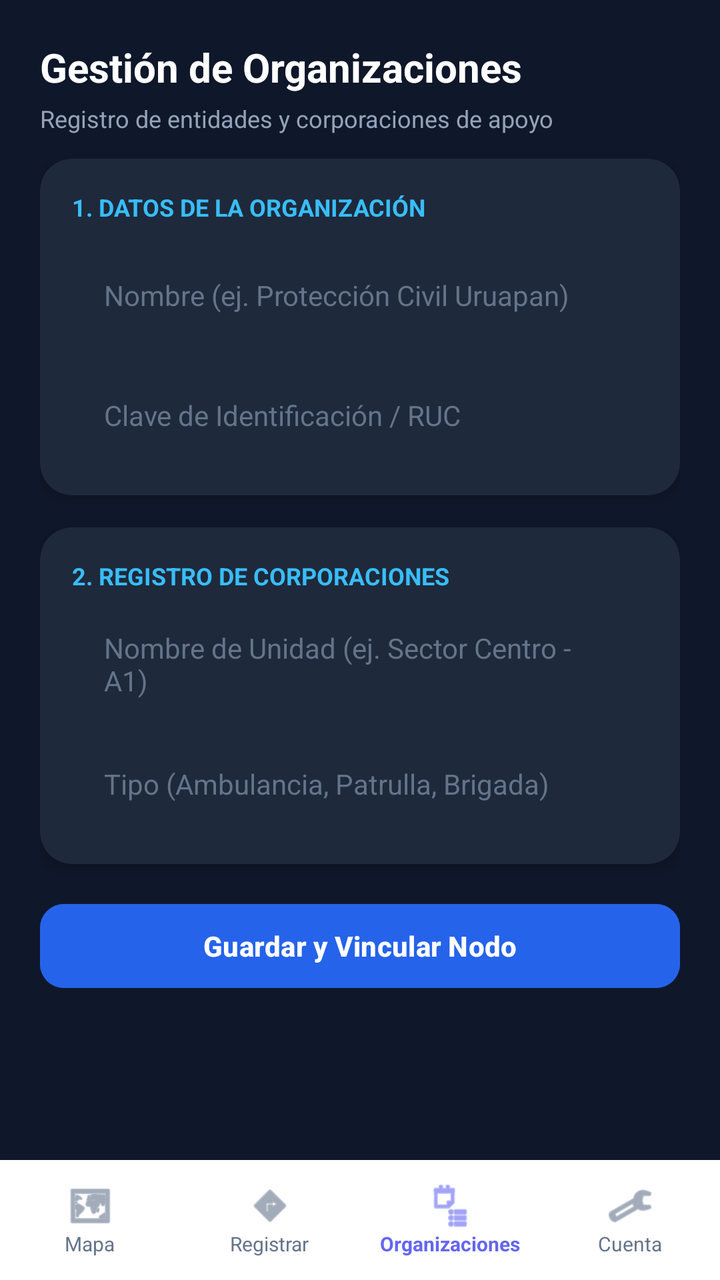
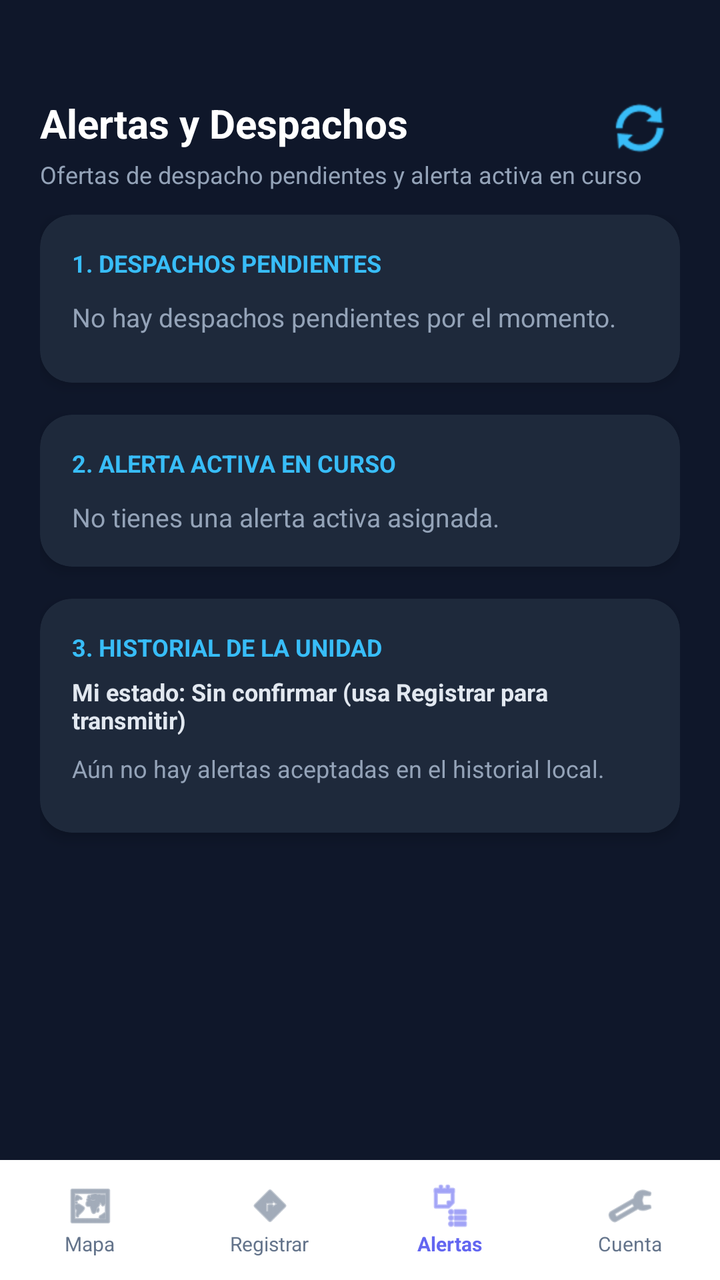

Compare the two renders of this Android layout. The source of the first and the diff that turns it into the second are given below.
<!-- AndroidManifest.xml: application theme Theme.BrigadaUruapanClient -->
<!-- res/layout/activity_organizaciones.xml -->
<?xml version="1.0" encoding="utf-8"?>
<androidx.constraintlayout.widget.ConstraintLayout xmlns:android="http://schemas.android.com/apk/res/android"
    xmlns:app="http://schemas.android.com/apk/res-auto"
    xmlns:tools="http://schemas.android.com/tools"
    android:id="@+id/main"
    android:layout_width="match_parent"
    android:layout_height="match_parent"
    android:background="#0F172A"
    tools:context=".OrganizacionesActivity">

    
    <TextView
        android:id="@+id/tvOrgTitle"
        android:layout_width="wrap_content"
        android:layout_height="wrap_content"
        android:layout_marginStart="20dp"
        android:layout_marginTop="20dp"
        android:text="Gestión de Organizaciones"
        android:textColor="@android:color/white"
        android:textSize="20sp"
        android:textStyle="bold"
        app:layout_constraintStart_toStartOf="parent"
        app:layout_constraintTop_toTopOf="parent" />

    <TextView
        android:id="@+id/tvOrgSubtitle"
        android:layout_width="wrap_content"
        android:layout_height="wrap_content"
        android:layout_marginStart="20dp"
        android:layout_marginTop="4dp"
        android:text="Registro de entidades y corporaciones de apoyo"
        android:textColor="#94A3B8"
        android:textSize="12sp"
        app:layout_constraintStart_toStartOf="parent"
        app:layout_constraintTop_toBottomOf="@id/tvOrgTitle" />

    
    <ScrollView
        android:layout_width="0dp"
        android:layout_height="0dp"
        android:layout_marginTop="12dp"
        android:clipToPadding="false"
        android:fillViewport="true"
        android:paddingBottom="24dp"
        app:layout_constraintBottom_toTopOf="@id/bottomNav"
        app:layout_constraintEnd_toEndOf="parent"
        app:layout_constraintStart_toStartOf="parent"
        app:layout_constraintTop_toBottomOf="@id/tvOrgSubtitle">

        <LinearLayout
            android:layout_width="match_parent"
            android:layout_height="wrap_content"
            android:orientation="vertical"
            android:paddingHorizontal="20dp"
            android:paddingBottom="32dp">

            
            <androidx.cardview.widget.CardView
                android:layout_width="match_parent"
                android:layout_height="wrap_content"
                android:layout_marginBottom="16dp"
                app:cardBackgroundColor="#1E293B"
                app:cardCornerRadius="16dp"
                app:cardElevation="4dp">

                <LinearLayout
                    android:layout_width="match_parent"
                    android:layout_height="wrap_content"
                    android:orientation="vertical"
                    android:padding="16dp">

                    <TextView
                        android:layout_width="wrap_content"
                        android:layout_height="wrap_content"
                        android:text="1. DATOS DE LA ORGANIZACIÓN"
                        android:textColor="#38BDF8"
                        android:textSize="12sp"
                        android:textStyle="bold" />

                    <EditText
                        android:id="@+id/etNombreOrg"
                        android:layout_width="match_parent"
                        android:layout_height="48dp"
                        android:layout_marginTop="12dp"
                        android:background="@drawable/search_background"
                        android:hint="Nombre (ej. Protección Civil Uruapan)"
                        android:paddingHorizontal="16dp"
                        android:textColor="@android:color/white"
                        android:textColorHint="#64748B"
                        android:textSize="14sp" />

                    <EditText
                        android:id="@+id/etClaveOrg"
                        android:layout_width="match_parent"
                        android:layout_height="48dp"
                        android:layout_marginTop="12dp"
                        android:background="@drawable/search_background"
                        android:hint="Clave de Identificación / RUC"
                        android:paddingHorizontal="16dp"
                        android:textColor="@android:color/white"
                        android:textColorHint="#64748B"
                        android:textSize="14sp" />
                </LinearLayout>
            </androidx.cardview.widget.CardView>

            
            <androidx.cardview.widget.CardView
                android:layout_width="match_parent"
                android:layout_height="wrap_content"
                android:layout_marginBottom="16dp"
                app:cardBackgroundColor="#1E293B"
                app:cardCornerRadius="16dp"
                app:cardElevation="4dp">

                <LinearLayout
                    android:layout_width="match_parent"
                    android:layout_height="wrap_content"
                    android:orientation="vertical"
                    android:padding="16dp">

                    <TextView
                        android:layout_width="wrap_content"
                        android:layout_height="wrap_content"
                        android:text="2. REGISTRO DE CORPORACIONES"
                        android:textColor="#38BDF8"
                        android:textSize="12sp"
                        android:textStyle="bold" />

                    <EditText
                        android:id="@+id/etNombreCorp"
                        android:layout_width="match_parent"
                        android:layout_height="48dp"
                        android:layout_marginTop="12dp"
                        android:background="@drawable/search_background"
                        android:hint="Nombre de Unidad (ej. Sector Centro - A1)"
                        android:paddingHorizontal="16dp"
                        android:textColor="@android:color/white"
                        android:textColorHint="#64748B"
                        android:textSize="14sp" />

                    <EditText
                        android:id="@+id/etTipoUnidad"
                        android:layout_width="match_parent"
                        android:layout_height="48dp"
                        android:layout_marginTop="12dp"
                        android:background="@drawable/search_background"
                        android:hint="Tipo (Ambulancia, Patrulla, Brigada)"
                        android:paddingHorizontal="16dp"
                        android:textColor="@android:color/white"
                        android:textColorHint="#64748B"
                        android:textSize="14sp" />
                </LinearLayout>
            </androidx.cardview.widget.CardView>

            
            <Button
                android:id="@+id/btnGuardarOrg"
                android:layout_width="match_parent"
                android:layout_height="50dp"
                android:layout_marginBottom="16dp"
                android:backgroundTint="#2563EB"
                android:text="Guardar y Vincular Nodo"
                android:textColor="@android:color/white"
                android:textStyle="bold"
                app:cornerRadius="12dp" />

        </LinearLayout>
    </ScrollView>

    
    <LinearLayout
        android:id="@+id/bottomNav"
        android:layout_width="0dp"
        android:layout_height="60dp"
        android:background="@android:color/white"
        android:orientation="horizontal"
        app:layout_constraintBottom_toBottomOf="parent"
        app:layout_constraintEnd_toEndOf="parent"
        app:layout_constraintStart_toStartOf="parent">

        
        <LinearLayout
            android:id="@+id/tabMapa"
            android:layout_width="0dp"
            android:layout_height="match_parent"
            android:layout_weight="1"
            android:clickable="true"
            android:focusable="true"
            android:gravity="center"
            android:orientation="vertical">
            <ImageView
                android:layout_width="24dp"
                android:layout_height="24dp"
                android:src="@android:drawable/ic_menu_mapmode"
                app:tint="#64748B" />
            <TextView
                android:layout_width="wrap_content"
                android:layout_height="wrap_content"
                android:text="Mapa"
                android:textColor="#64748B"
                android:textSize="10sp" />
        </LinearLayout>

        
        <LinearLayout
            android:id="@+id/tabRegistrarUnidad"
            android:layout_width="0dp"
            android:layout_height="match_parent"
            android:layout_weight="1"
            android:clickable="true"
            android:focusable="true"
            android:gravity="center"
            android:orientation="vertical">
            <ImageView
                android:layout_width="24dp"
                android:layout_height="24dp"
                android:src="@android:drawable/ic_menu_directions"
                app:tint="#64748B" />
            <TextView
                android:layout_width="wrap_content"
                android:layout_height="wrap_content"
                android:text="Registrar"
                android:textColor="#64748B"
                android:textSize="10sp" />
        </LinearLayout>

        
        <LinearLayout
            android:id="@+id/tabOrganizaciones"
            android:layout_width="0dp"
            android:layout_height="match_parent"
            android:layout_weight="1"
            android:clickable="true"
            android:focusable="true"
            android:gravity="center"
            android:orientation="vertical">
            <ImageView
                android:layout_width="24dp"
                android:layout_height="24dp"
                android:src="@android:drawable/ic_menu_agenda"
                app:tint="#6366F1" />
            <TextView
                android:layout_width="wrap_content"
                android:layout_height="wrap_content"
                android:text="Organizaciones"
                android:textColor="#6366F1"
                android:textSize="10sp"
                android:textStyle="bold" />
        </LinearLayout>

        
        <LinearLayout
            android:id="@+id/tabCuenta"
            android:layout_width="0dp"
            android:layout_height="match_parent"
            android:layout_weight="1"
            android:clickable="true"
            android:focusable="true"
            android:gravity="center"
            android:orientation="vertical">
            <ImageView
                android:layout_width="24dp"
                android:layout_height="24dp"
                android:src="@android:drawable/ic_menu_manage"
                app:tint="#64748B" />
            <TextView
                android:layout_width="wrap_content"
                android:layout_height="wrap_content"
                android:text="Cuenta"
                android:textColor="#64748B"
                android:textSize="10sp" />
        </LinearLayout>

    </LinearLayout>

</androidx.constraintlayout.widget.ConstraintLayout>
<!-- resources referenced by this layout -->
<resources>
  <!-- drawable search_background (drawable) -->
  <?xml version="1.0" encoding="utf-8"?>
  <shape xmlns:android="http://schemas.android.com/apk/res/android">
      <solid android:color="#1E293B" />
      <corners android:radius="12dp" />
  </shape>
  <style name="Theme.BrigadaUruapanClient" parent="Base.Theme.BrigadaUruapanClient" />
  <style name="Base.Theme.BrigadaUruapanClient" parent="Theme.Material3.DayNight.NoActionBar">
          
          
      </style>
</resources>

<!-- the commit's change to res/layout/activity_organizaciones.xml (unified diff, before → after) -->
@@ -11,26 +11,43 @@
     
     <TextView
         android:id="@+id/tvOrgTitle"
-        android:layout_width="wrap_content"
+        android:layout_width="0dp"
         android:layout_height="wrap_content"
         android:layout_marginStart="20dp"
-        android:layout_marginTop="20dp"
-        android:text="Gestión de Organizaciones"
+        android:layout_marginTop="48dp"
+        android:layout_marginEnd="12dp"
+        android:text="Alertas y Despachos"
         android:textColor="@android:color/white"
         android:textSize="20sp"
         android:textStyle="bold"
+        app:layout_constraintEnd_toStartOf="@id/btnRefreshAlerts"
         app:layout_constraintStart_toStartOf="parent"
         app:layout_constraintTop_toTopOf="parent" />
 
+    <ImageButton
+        android:id="@+id/btnRefreshAlerts"
+        android:layout_width="40dp"
+        android:layout_height="40dp"
+        android:layout_marginTop="44dp"
+        android:layout_marginEnd="20dp"
+        android:background="?attr/selectableItemBackgroundBorderless"
+        android:contentDescription="Actualizar despachos y alertas"
+        android:src="@android:drawable/ic_popup_sync"
+        app:layout_constraintEnd_toEndOf="parent"
+        app:layout_constraintTop_toTopOf="parent"
+        app:tint="#38BDF8" />
+
     <TextView
         android:id="@+id/tvOrgSubtitle"
-        android:layout_width="wrap_content"
+        android:layout_width="0dp"
         android:layout_height="wrap_content"
         android:layout_marginStart="20dp"
         android:layout_marginTop="4dp"
-        android:text="Registro de entidades y corporaciones de apoyo"
+        android:layout_marginEnd="20dp"
+        android:text="Ofertas de despacho pendientes y alerta activa en curso"
         android:textColor="#94A3B8"
         android:textSize="12sp"
+        app:layout_constraintEnd_toEndOf="parent"
         app:layout_constraintStart_toStartOf="parent"
         app:layout_constraintTop_toBottomOf="@id/tvOrgTitle" />
 
@@ -70,41 +87,36 @@
                     android:padding="16dp">
 
                     <TextView
+                        android:id="@+id/tvPendingSectionTitle"
                         android:layout_width="wrap_content"
                         android:layout_height="wrap_content"
-                        android:text="1. DATOS DE LA ORGANIZACIÓN"
+                        android:text="1. DESPACHOS PENDIENTES"
                         android:textColor="#38BDF8"
                         android:textSize="12sp"
                         android:textStyle="bold" />
 
-                    <EditText
-                        android:id="@+id/etNombreOrg"
-                        android:layout_width="match_parent"
-                        android:layout_height="48dp"
-                        android:layout_marginTop="12dp"
-                        android:background="@drawable/search_background"
-                        android:hint="Nombre (ej. Protección Civil Uruapan)"
-                        android:paddingHorizontal="16dp"
-                        android:textColor="@android:color/white"
-                        android:textColorHint="#64748B"
-                        android:textSize="14sp" />
-
-                    <EditText
-                        android:id="@+id/etClaveOrg"
-                        android:layout_width="match_parent"
-                        android:layout_height="48dp"
-                        android:layout_marginTop="12dp"
-                        android:background="@drawable/search_background"
-                        android:hint="Clave de Identificación / RUC"
-                        android:paddingHorizontal="16dp"
-                        android:textColor="@android:color/white"
-                        android:textColorHint="#64748B"
-                        android:textSize="14sp" />
+                    <TextView
+                        android:id="@+id/tvEmptyPending"
+                        android:layout_width="match_parent"
+                        android:layout_height="wrap_content"
+                        android:layout_marginTop="10dp"
+                        android:text="No hay despachos pendientes por el momento."
+                        android:textColor="#94A3B8"
+                        android:textSize="13sp" />
+
+                    <LinearLayout
+                        android:id="@+id/layoutPendingDispatchesContainer"
+                        android:layout_width="match_parent"
+                        android:layout_height="wrap_content"
+                        android:layout_marginTop="8dp"
+                        android:orientation="vertical" />
+
                 </LinearLayout>
             </androidx.cardview.widget.CardView>
 
             
             <androidx.cardview.widget.CardView
+                android:id="@+id/cardActiveAlert"
                 android:layout_width="match_parent"
                 android:layout_height="wrap_content"
                 android:layout_marginBottom="16dp"
@@ -119,50 +131,157 @@
                     android:padding="16dp">
 
                     <TextView
+                        android:id="@+id/tvActiveSectionTitle"
                         android:layout_width="wrap_content"
                         android:layout_height="wrap_content"
-                        android:text="2. REGISTRO DE CORPORACIONES"
+                        android:text="2. ALERTA ACTIVA EN CURSO"
                         android:textColor="#38BDF8"
                         android:textSize="12sp"
                         android:textStyle="bold" />
 
-                    <EditText
-                        android:id="@+id/etNombreCorp"
-                        android:layout_width="match_parent"
-                        android:layout_height="48dp"
-                        android:layout_marginTop="12dp"
-                        android:background="@drawable/search_background"
-                        android:hint="Nombre de Unidad (ej. Sector Centro - A1)"
-                        android:paddingHorizontal="16dp"
-                        android:textColor="@android:color/white"
-                        android:textColorHint="#64748B"
-                        android:textSize="14sp" />
-
-                    <EditText
-                        android:id="@+id/etTipoUnidad"
-                        android:layout_width="match_parent"
-                        android:layout_height="48dp"
-                        android:layout_marginTop="12dp"
-                        android:background="@drawable/search_background"
-                        android:hint="Tipo (Ambulancia, Patrulla, Brigada)"
-                        android:paddingHorizontal="16dp"
-                        android:textColor="@android:color/white"
-                        android:textColorHint="#64748B"
-                        android:textSize="14sp" />
+                    <TextView
+                        android:id="@+id/tvNoActiveAlert"
+                        android:layout_width="match_parent"
+                        android:layout_height="wrap_content"
+                        android:layout_marginTop="10dp"
+                        android:text="No tienes una alerta activa asignada."
+                        android:textColor="#94A3B8"
+                        android:textSize="13sp" />
+
+                    <LinearLayout
+                        android:id="@+id/layoutActiveAlertDetails"
+                        android:layout_width="match_parent"
+                        android:layout_height="wrap_content"
+                        android:layout_marginTop="10dp"
+                        android:orientation="vertical"
+                        android:visibility="gone">
+
+                        <TextView
+                            android:id="@+id/tvActiveAlertType"
+                            android:layout_width="match_parent"
+                            android:layout_height="wrap_content"
+                            android:text="Tipo: -"
+                            android:textColor="@android:color/white"
+                            android:textSize="15sp"
+                            android:textStyle="bold" />
+
+                        <TextView
+                            android:id="@+id/tvActiveAlertStatus"
+                            android:layout_width="match_parent"
+                            android:layout_height="wrap_content"
+                            android:layout_marginTop="4dp"
+                            android:text="Estado: -"
+                            android:textColor="#38BDF8"
+                            android:textSize="12sp"
+                            android:textStyle="bold" />
+
+                        <TextView
+                            android:id="@+id/tvActiveAlertDescription"
+                            android:layout_width="match_parent"
+                            android:layout_height="wrap_content"
+                            android:layout_marginTop="8dp"
+                            android:text="Descripción: -"
+                            android:textColor="#E2E8F0"
+                            android:textSize="13sp" />
+
+                        <TextView
+                            android:id="@+id/tvActiveAlertCoords"
+                            android:layout_width="match_parent"
+                            android:layout_height="wrap_content"
+                            android:layout_marginTop="6dp"
+                            android:text="Ubicación: -"
+                            android:textColor="#94A3B8"
+                            android:textSize="12sp" />
+
+                        <TextView
+                            android:id="@+id/tvActiveAlertTimes"
+                            android:layout_width="match_parent"
+                            android:layout_height="wrap_content"
+                            android:layout_marginTop="4dp"
+                            android:text="Llegada: - | Resuelta: -"
+                            android:textColor="#94A3B8"
+                            android:textSize="12sp" />
+
+                        <Button
+                            android:id="@+id/btnArriveAlert"
+                            android:layout_width="match_parent"
+                            android:layout_height="48dp"
+                            android:layout_marginTop="14dp"
+                            android:backgroundTint="#2563EB"
+                            android:text="Llegué al lugar"
+                            android:textColor="@android:color/white"
+                            android:textStyle="bold"
+                            app:cornerRadius="12dp" />
+
+                        <Button
+                            android:id="@+id/btnResolveAlert"
+                            android:layout_width="match_parent"
+                            android:layout_height="48dp"
+                            android:layout_marginTop="10dp"
+                            android:backgroundTint="#16A34A"
+                            android:text="Marcar como resuelta"
+                            android:textColor="@android:color/white"
+                            android:textStyle="bold"
+                            app:cornerRadius="12dp" />
+
+                    </LinearLayout>
+
                 </LinearLayout>
             </androidx.cardview.widget.CardView>
 
             
-            <Button
-                android:id="@+id/btnGuardarOrg"
+            <androidx.cardview.widget.CardView
+                android:id="@+id/cardUnitHistory"
                 android:layout_width="match_parent"
-                android:layout_height="50dp"
+                android:layout_height="wrap_content"
                 android:layout_marginBottom="16dp"
-                android:backgroundTint="#2563EB"
-                android:text="Guardar y Vincular Nodo"
-                android:textColor="@android:color/white"
-                android:textStyle="bold"
-                app:cornerRadius="12dp" />
+                app:cardBackgroundColor="#1E293B"
+                app:cardCornerRadius="16dp"
+                app:cardElevation="4dp">
+
+                <LinearLayout
+                    android:layout_width="match_parent"
+                    android:layout_height="wrap_content"
+                    android:orientation="vertical"
+                    android:padding="16dp">
+
+                    <TextView
+                        android:id="@+id/tvUnitHistoryTitle"
+                        android:layout_width="wrap_content"
+                        android:layout_height="wrap_content"
+                        android:text="3. HISTORIAL DE LA UNIDAD"
+                        android:textColor="#38BDF8"
+                        android:textSize="12sp"
+                        android:textStyle="bold" />
+
+                    <TextView
+                        android:id="@+id/tvUnitCurrentStatus"
+                        android:layout_width="match_parent"
+                        android:layout_height="wrap_content"
+                        android:layout_marginTop="6dp"
+                        android:text="Mi estado: Sin confirmar (usa Registrar para transmitir)"
+                        android:textColor="#E2E8F0"
+                        android:textSize="12sp"
+                        android:textStyle="bold" />
+
+                    <TextView
+                        android:id="@+id/tvEmptyUnitHistory"
+                        android:layout_width="match_parent"
+                        android:layout_height="wrap_content"
+                        android:layout_marginTop="8dp"
+                        android:text="Aún no hay alertas aceptadas en el historial local."
+                        android:textColor="#94A3B8"
+                        android:textSize="12sp" />
+
+                    <LinearLayout
+                        android:id="@+id/layoutUnitHistoryContainer"
+                        android:layout_width="match_parent"
+                        android:layout_height="wrap_content"
+                        android:layout_marginTop="8dp"
+                        android:orientation="vertical" />
+
+                </LinearLayout>
+            </androidx.cardview.widget.CardView>
 
         </LinearLayout>
     </ScrollView>
@@ -178,7 +297,6 @@
         app:layout_constraintEnd_toEndOf="parent"
         app:layout_constraintStart_toStartOf="parent">
 
-        
         <LinearLayout
             android:id="@+id/tabMapa"
             android:layout_width="0dp"
@@ -188,11 +306,13 @@
             android:focusable="true"
             android:gravity="center"
             android:orientation="vertical">
+
             <ImageView
                 android:layout_width="24dp"
                 android:layout_height="24dp"
                 android:src="@android:drawable/ic_menu_mapmode"
                 app:tint="#64748B" />
+
             <TextView
                 android:layout_width="wrap_content"
                 android:layout_height="wrap_content"
@@ -201,7 +321,6 @@
                 android:textSize="10sp" />
         </LinearLayout>
 
-        
         <LinearLayout
             android:id="@+id/tabRegistrarUnidad"
             android:layout_width="0dp"
@@ -211,11 +330,13 @@
             android:focusable="true"
             android:gravity="center"
             android:orientation="vertical">
+
             <ImageView
                 android:layout_width="24dp"
                 android:layout_height="24dp"
                 android:src="@android:drawable/ic_menu_directions"
                 app:tint="#64748B" />
+
             <TextView
                 android:layout_width="wrap_content"
                 android:layout_height="wrap_content"
@@ -224,7 +345,6 @@
                 android:textSize="10sp" />
         </LinearLayout>
 
-        
         <LinearLayout
             android:id="@+id/tabOrganizaciones"
             android:layout_width="0dp"
@@ -234,21 +354,22 @@
             android:focusable="true"
             android:gravity="center"
             android:orientation="vertical">
+
             <ImageView
                 android:layout_width="24dp"
                 android:layout_height="24dp"
                 android:src="@android:drawable/ic_menu_agenda"
                 app:tint="#6366F1" />
+
             <TextView
                 android:layout_width="wrap_content"
                 android:layout_height="wrap_content"
-                android:text="Organizaciones"
+                android:text="Alertas"
                 android:textColor="#6366F1"
                 android:textSize="10sp"
                 android:textStyle="bold" />
         </LinearLayout>
 
-        
         <LinearLayout
             android:id="@+id/tabCuenta"
             android:layout_width="0dp"
@@ -258,11 +379,13 @@
             android:focusable="true"
             android:gravity="center"
             android:orientation="vertical">
+
             <ImageView
                 android:layout_width="24dp"
                 android:layout_height="24dp"
                 android:src="@android:drawable/ic_menu_manage"
                 app:tint="#64748B" />
+
             <TextView
                 android:layout_width="wrap_content"
                 android:layout_height="wrap_content"
<!-- resource entries referenced after the edit -->
@@ -1,11 +1,5 @@
 <!-- resources referenced by this layout -->
 <resources>
-  <!-- drawable search_background (drawable) -->
-  <?xml version="1.0" encoding="utf-8"?>
-  <shape xmlns:android="http://schemas.android.com/apk/res/android">
-      <solid android:color="#1E293B" />
-      <corners android:radius="12dp" />
-  </shape>
   <style name="Theme.BrigadaUruapanClient" parent="Base.Theme.BrigadaUruapanClient" />
   <style name="Base.Theme.BrigadaUruapanClient" parent="Theme.Material3.DayNight.NoActionBar">
           
